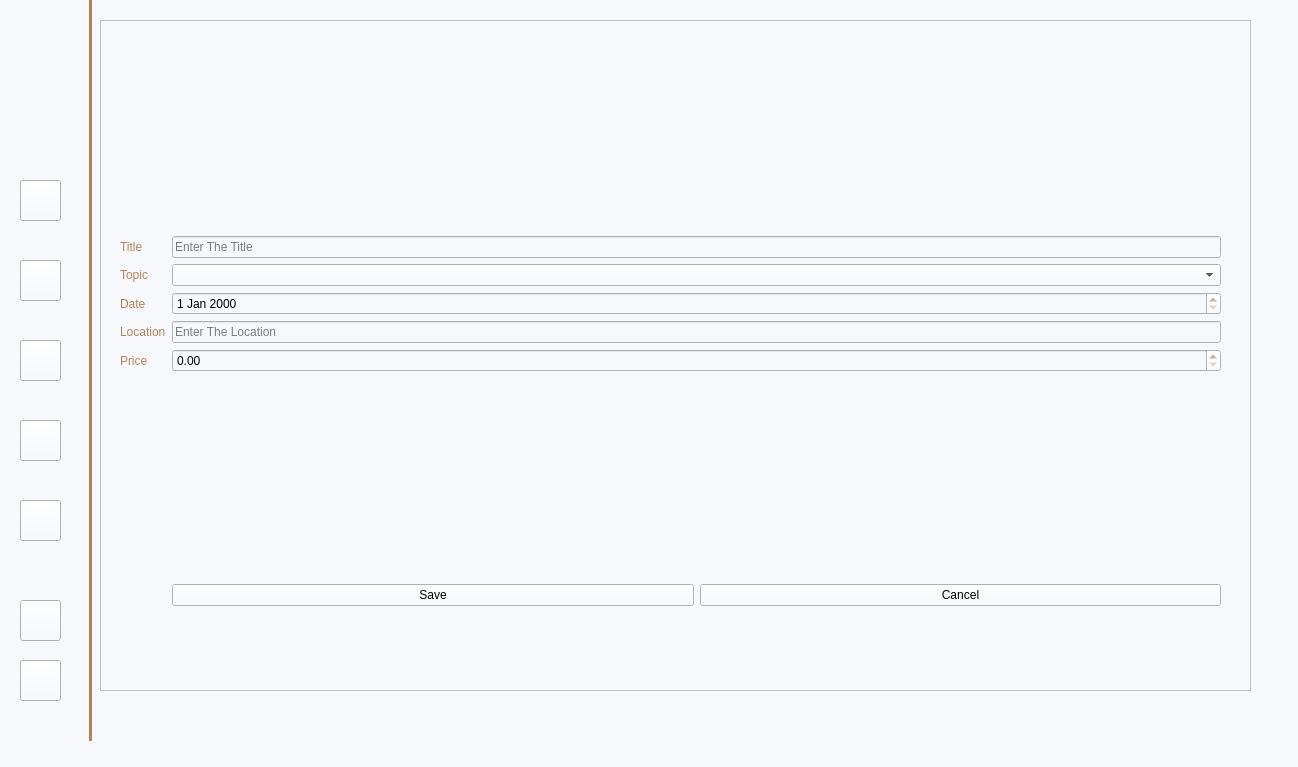
Old version of the form mainwindow.ui in the repository Confused-Guy/Smart-research-publication-management.
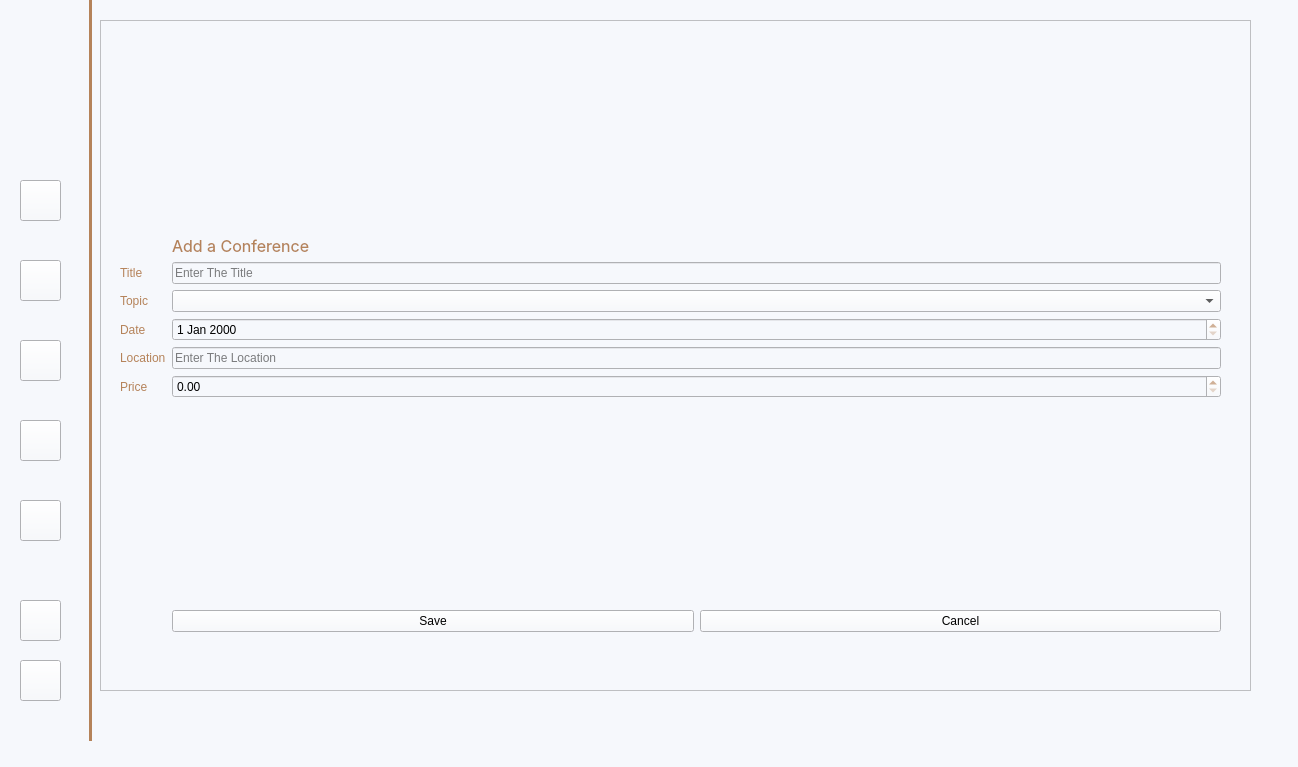
New version of the form. The open tabs and pages were chosen to show the change. Icons and pictures are not drawn.

```diff
--- a/mainwindow.ui
+++ b/mainwindow.ui
@@ -10727,70 +10727,86 @@
           <property name="rightMargin">
            <number>10</number>
           </property>
-          <item row="1" column="0">
+          <item row="0" column="1">
+           <spacer name="verticalSpacer_3">
+            <property name="orientation">
+             <enum>Qt::Orientation::Vertical</enum>
+            </property>
+            <property name="sizeType">
+             <enum>QSizePolicy::Policy::Preferred</enum>
+            </property>
+            <property name="sizeHint" stdset="0">
+             <size>
+              <width>20</width>
+              <height>200</height>
+             </size>
+            </property>
+           </spacer>
+          </item>
+          <item row="2" column="0">
            <widget class="QLabel" name="label_42">
             <property name="text">
              <string>Title</string>
             </property>
            </widget>
           </item>
-          <item row="1" column="1">
+          <item row="2" column="1">
            <widget class="QLineEdit" name="cTitleEdit">
             <property name="placeholderText">
              <string>Enter The Title</string>
             </property>
            </widget>
           </item>
-          <item row="2" column="0">
+          <item row="3" column="0">
            <widget class="QLabel" name="label_25">
             <property name="text">
              <string>Topic</string>
             </property>
            </widget>
           </item>
-          <item row="2" column="1">
+          <item row="3" column="1">
            <widget class="QComboBox" name="topicCombo">
             <property name="placeholderText">
              <string>Topic of Conference</string>
             </property>
            </widget>
           </item>
-          <item row="3" column="0">
+          <item row="4" column="0">
            <widget class="QLabel" name="label_26">
             <property name="text">
              <string>Date</string>
             </property>
            </widget>
           </item>
-          <item row="3" column="1">
+          <item row="4" column="1">
            <widget class="QDateEdit" name="dateEdit">
             <property name="styleSheet">
              <string notr="true"/>
             </property>
            </widget>
           </item>
-          <item row="4" column="0">
+          <item row="5" column="0">
            <widget class="QLabel" name="label_27">
             <property name="text">
              <string>Location</string>
             </property>
            </widget>
           </item>
-          <item row="4" column="1">
+          <item row="5" column="1">
            <widget class="QLineEdit" name="locationEdit">
             <property name="placeholderText">
              <string>Enter The Location</string>
             </property>
            </widget>
           </item>
-          <item row="6" column="0">
+          <item row="7" column="0">
            <widget class="QLabel" name="label_28">
             <property name="text">
              <string>Price</string>
             </property>
            </widget>
           </item>
-          <item row="6" column="1">
+          <item row="7" column="1">
            <widget class="QDoubleSpinBox" name="priceSpin">
             <property name="styleSheet">
              <string notr="true"/>
@@ -10798,31 +10814,6 @@
            </widget>
           </item>
           <item row="8" column="1">
-           <layout class="QHBoxLayout" name="horizontalLayout">
-            <item>
-             <widget class="QPushButton" name="saveButton">
-              <property name="cursor">
-               <cursorShape>PointingHandCursor</cursorShape>
-              </property>
-              <property name="text">
-               <string>Save</string>
-              </property>
-              <property name="icon">
-               <iconset>
-                <normaloff>icons/save.svg</normaloff>icons/save.svg</iconset>
-              </property>
-             </widget>
-            </item>
-            <item>
-             <widget class="QPushButton" name="cancelButton">
-              <property name="text">
-               <string>Cancel</string>
-              </property>
-             </widget>
-            </item>
-           </layout>
-          </item>
-          <item row="7" column="1">
            <spacer name="verticalSpacer">
             <property name="orientation">
              <enum>Qt::Orientation::Vertical</enum>
@@ -10838,21 +10829,43 @@
             </property>
            </spacer>
           </item>
-          <item row="0" column="1">
-           <spacer name="verticalSpacer_3">
-            <property name="orientation">
-             <enum>Qt::Orientation::Vertical</enum>
+          <item row="9" column="1">
+           <layout class="QHBoxLayout" name="horizontalLayout">
+            <item>
+             <widget class="QPushButton" name="saveConfBtn">
+              <property name="cursor">
+               <cursorShape>PointingHandCursor</cursorShape>
+              </property>
+              <property name="text">
+               <string>Save</string>
+              </property>
+              <property name="icon">
+               <iconset>
+                <normaloff>icons/save.svg</normaloff>icons/save.svg</iconset>
+              </property>
+             </widget>
+            </item>
+            <item>
+             <widget class="QPushButton" name="cancelConfBtn">
+              <property name="text">
+               <string>Cancel</string>
+              </property>
+             </widget>
+            </item>
+           </layout>
+          </item>
+          <item row="1" column="1">
+           <widget class="QLabel" name="collaborationCreationCollaborationTitleLabel_3">
+            <property name="font">
+             <font>
+              <family>-apple-system</family>
+              <pointsize>12</pointsize>
+             </font>
             </property>
-            <property name="sizeType">
-             <enum>QSizePolicy::Policy::Preferred</enum>
+            <property name="text">
+             <string>Add a Conference</string>
             </property>
-            <property name="sizeHint" stdset="0">
-             <size>
-              <width>20</width>
-              <height>200</height>
-             </size>
-            </property>
-           </spacer>
+           </widget>
           </item>
          </layout>
         </widget>
```
Left out of the diff: 1290 changed lines with no effect on the pictures.
